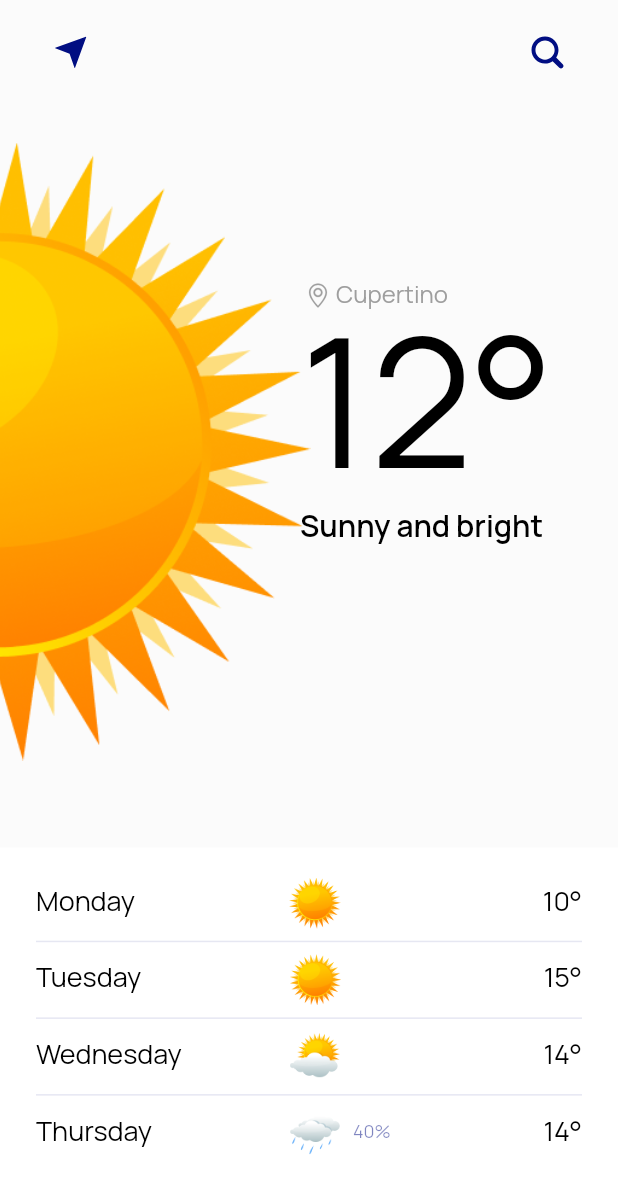
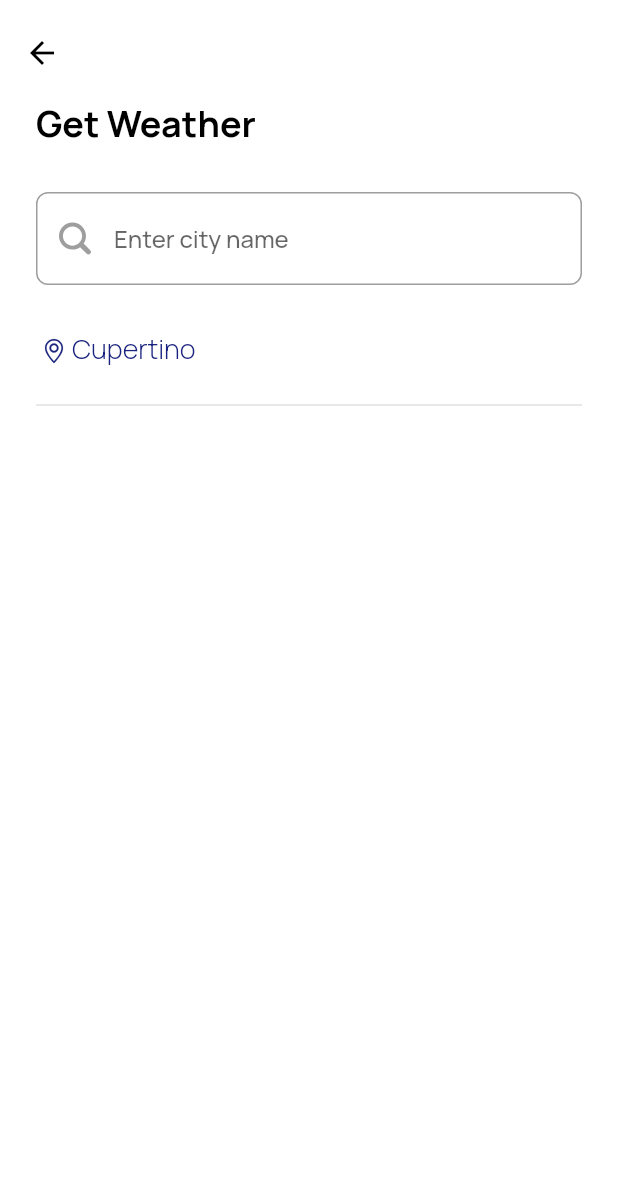
Before and after one commit to abczxd01/db_course_app, a Flutter app: the screen it shows after launch, after a tap on an icon or button, on a phone screen of 412 x 824 dp. Shown: the top 1193 px of the screen. Run offline on Flutter 3.47's test engine with Material 2 defaults, Android fonts, the phone set to English and light mode, and no system bars; our stand-ins replace flutter_svg.

Commit message:
Step 3 finish and add fixes by rivew

```diff
--- /dev/null
+++ b/lib/navigation/app_router.dart
@@ -0,0 +1,28 @@
+import 'package:flutter/material.dart';
+
+final AppRouter appRouter = AppRouter();
+
+class AppRouter {
+  Future<T?>? goTo<T extends Object?>({
+    required BuildContext context,
+    required Widget route,
+  }) {
+    return Navigator.of(
+      context,
+    ).push<T>(
+      MaterialPageRoute(
+        builder: (context) => route,
+        settings: RouteSettings(
+          name: route.runtimeType.toString(),
+        ),
+      ),
+    );
+  }
+
+  void goBack(BuildContext context) {
+    final navState = Navigator.of(context);
+    if (navState.canPop()) {
+      navState.pop();
+    }
+  }
+}
--- a/lib/presentation/home/home_page.dart
+++ b/lib/presentation/home/home_page.dart
@@ -1,8 +1,11 @@
+import 'package:db_course_app/navigation/app_router.dart';
+import 'package:db_course_app/presentation/search/search_page.dart';
+import 'package:db_course_app/resources/images.dart';
+
 import 'package:flutter/material.dart';
 import 'package:flutter/services.dart';
 import 'package:flutter_svg/flutter_svg.dart';
 
-import '../../resources/images.dart';
 import 'widgets/weather_days_list.dart';
 import 'widgets/weather_today.dart';
 
@@ -16,11 +19,22 @@ class HomePage extends StatefulWidget {
 }
 
 class _HomePageState extends State<HomePage> {
+  static const temperature = '12°';
+  static const city = 'Cupertino';
+  static const description = 'Sunny and bright';
+
   @override
   Widget build(BuildContext context) {
     return Scaffold(
       body: Column(
-        children: [WeatherToday(), WeatherDaysList()],
+        children: [
+          const WeatherToday(
+            temperature: temperature,
+            city: city,
+            description: description,
+          ),
+          WeatherDaysList()
+        ],
       ),
       appBar: AppBar(
           toolbarHeight: 70,
@@ -34,11 +48,11 @@ class _HomePageState extends State<HomePage> {
                   mainAxisAlignment: MainAxisAlignment.spaceBetween,
                   children: [
                     IconButton(
-                      onPressed: onPressed,
+                      onPressed: onPressedLocation,
                       icon: SvgPicture.asset(Images.icLocation),
                     ),
                     IconButton(
-                      onPressed: onPressed,
+                      onPressed: onPressedSearch,
                       icon: SvgPicture.asset(Images.icSearch),
                     )
                   ]),
@@ -47,5 +61,14 @@ class _HomePageState extends State<HomePage> {
     );
   }
 
-  void onPressed() {}
+  void onPressedSearch() {
+    appRouter.goTo(
+      context: context,
+      route: const SearchPage(
+        city: city,
+      ),
+    );
+  }
+
+  void onPressedLocation() {}
 }
--- a/lib/presentation/home/widgets/weather_days_list.dart
+++ b/lib/presentation/home/widgets/weather_days_list.dart
@@ -1,15 +1,10 @@
 import 'package:db_course_app/resources/images.dart';
 import 'package:flutter/material.dart';
 
-const TextStyle textStyle = TextStyle(
-  fontSize: 18,
-  fontWeight: FontWeight.w400,
+const textStylePrecipitation = TextStyle(
+  color: Color.fromRGBO(1, 14, 130, 0.5),
+  fontSize: 12,
 );
-
-const TextStyle textStylePrecipitation = TextStyle(
-    color: Color.fromRGBO(1, 14, 130, 0.5),
-    fontSize: 12,
-    fontWeight: FontWeight.w400);
 
 class WeatherListItem extends StatelessWidget {
   const WeatherListItem({
@@ -30,8 +25,8 @@ class WeatherListItem extends StatelessWidget {
   @override
   Widget build(BuildContext context) {
     return Container(
-      margin: const EdgeInsets.fromLTRB(0, 0, 0, 8),
-      padding: const EdgeInsets.fromLTRB(0, 0, 0, 8),
+      margin: const EdgeInsets.only(bottom: 8),
+      padding: const EdgeInsets.only(bottom: 8),
       decoration: BoxDecoration(
           border: !last
               ? const Border(
@@ -44,7 +39,6 @@ class WeatherListItem extends StatelessWidget {
             flex: 2,
             child: Text(
               weekDay,
-              style: textStyle,
             ),
           ),
           Expanded(
@@ -57,7 +51,7 @@ class WeatherListItem extends StatelessWidget {
                 ),
                 if (precipitation != null)
                   Padding(
-                    padding: const EdgeInsets.fromLTRB(8, 0, 0, 0),
+                    padding: const EdgeInsets.only(left: 8),
                     child: Text(
                       '$precipitation%',
                       style: textStylePrecipitation,
@@ -68,7 +62,6 @@ class WeatherListItem extends StatelessWidget {
           ),
           Text(
             temperature,
-            style: textStyle,
           ),
         ],
       ),
@@ -80,8 +73,8 @@ class WeatherDaysList extends StatelessWidget {
   @override
   Widget build(BuildContext context) {
     return Container(
-      margin: const EdgeInsets.fromLTRB(0, 20, 0, 0),
-      padding: const EdgeInsets.symmetric(vertical: 0, horizontal: 24),
+      margin: const EdgeInsets.only(top: 20),
+      padding: const EdgeInsets.symmetric(horizontal: 24),
       child: Column(children: const [
         WeatherListItem(
             temperature: '10°',
--- a/lib/presentation/home/widgets/weather_today.dart
+++ b/lib/presentation/home/widgets/weather_today.dart
@@ -1,62 +1,57 @@
+import 'package:db_course_app/resources/images.dart';
 import 'package:flutter/material.dart';
 import 'package:flutter_svg/flutter_svg.dart';
 
-import '../../../resources/images.dart';
+class WeatherToday extends StatelessWidget {
+  const WeatherToday({
+    required this.temperature,
+    required this.city,
+    required this.description,
+    Key? key,
+  }) : super(key: key);
 
-const TextStyle textStyleTemperature = TextStyle(
-  fontSize: 120,
-  fontWeight: FontWeight.w400,
-);
-
-const TextStyle textStyleCity = TextStyle(
-  color: Colors.grey,
-  fontSize: 16,
-  fontWeight: FontWeight.w400,
-);
-const TextStyle textStyleDescription = TextStyle(
-  fontSize: 20,
-  fontWeight: FontWeight.w600,
-);
-
-class WeatherToday extends StatelessWidget {
-  static const temperature = '12°';
-  static const city = 'Cupertino';
-  static const description = 'Sunny and bright';
+  final String temperature;
+  final String city;
+  final String description;
 
   @override
   Widget build(BuildContext context) {
     return Container(
       color: const Color.fromARGB(4, 0, 0, 0),
-      padding: const EdgeInsets.fromLTRB(0, 25, 0, 58),
+      padding: const EdgeInsets.only(top: 25, bottom: 58),
       child: Stack(
         children: [
           Transform.translate(
               offset: const Offset(-205, 0), child: Image.asset(Images.ic01d)),
           Padding(
-            padding: const EdgeInsets.fromLTRB(200, 90, 0, 0),
+            padding: const EdgeInsets.only(left: 200, top: 90),
             child: Column(
               crossAxisAlignment: CrossAxisAlignment.start,
               children: [
                 Row(
                   mainAxisAlignment: MainAxisAlignment.start,
+                  crossAxisAlignment: CrossAxisAlignment.center,
                   children: [
                     SvgPicture.asset(
                       Images.icGeoMark,
                       color: Colors.grey,
                     ),
-                    const Text(
+                    Text(
                       city,
-                      style: textStyleCity,
+                      style: Theme.of(context)
+                          .textTheme
+                          .bodyText2!
+                          .copyWith(color: Colors.grey),
                     ),
                   ],
                 ),
-                const Text(
+                Text(
                   temperature,
-                  style: textStyleTemperature,
+                  style: Theme.of(context).textTheme.headline1,
                 ),
-                const Text(
+                Text(
                   description,
-                  style: textStyleDescription,
+                  style: Theme.of(context).textTheme.headline3,
                 ),
               ],
             ),
--- /dev/null
+++ b/lib/presentation/search/search_page.dart
@@ -0,0 +1,64 @@
+import 'package:db_course_app/navigation/app_router.dart';
+import 'package:flutter/material.dart';
+
+import 'widgets/current_location_widget.dart';
+import 'widgets/search_text_field.dart';
+
+class SearchPage extends StatefulWidget {
+  const SearchPage({required this.city, Key? key}) : super(key: key);
+  final String city;
+
+  @override
+  State<SearchPage> createState() => _SearchPageState();
+}
+
+class _SearchPageState extends State<SearchPage> {
+  final _controller = TextEditingController();
+  final _focusNode = FocusNode();
+
+  @override
+  Widget build(BuildContext context) {
+    return Scaffold(
+      appBar: AppBar(toolbarHeight: 70),
+      body: Padding(
+        padding: const EdgeInsets.symmetric(horizontal: 24),
+        child: Column(
+          crossAxisAlignment: CrossAxisAlignment.start,
+          children: [
+            Title(
+              color: Colors.black,
+              title: 'Get Weather',
+              child: Text(
+                'Get Weather',
+                style: Theme.of(context).textTheme.headline2,
+              ),
+            ),
+            const SizedBox(
+              height: 32,
+            ),
+            SearchTextField(
+                controller: _controller,
+                focusNode: _focusNode,
+                onTap: () => setState(() {}),
+                onCloseTap: () => setState(() {
+                      _controller.clear();
+                      _focusNode.unfocus();
+                    })),
+            const SizedBox(
+              height: 32,
+            ),
+            CurrentLocationWidget(city: widget.city),
+            const Divider(
+              height: 48,
+              thickness: 1,
+            )
+          ],
+        ),
+      ),
+    );
+  }
+
+  void onPressed() {
+    appRouter.goBack(context);
+  }
+}
--- /dev/null
+++ b/lib/presentation/search/widgets/current_location_widget.dart
@@ -0,0 +1,30 @@
+import 'package:db_course_app/resources/images.dart';
+import 'package:flutter/material.dart';
+import 'package:flutter_svg/svg.dart';
+
+class CurrentLocationWidget extends StatelessWidget {
+  const CurrentLocationWidget({required this.city, Key? key}) : super(key: key);
+
+  final String city;
+
+  @override
+  Widget build(BuildContext context) {
+    return Row(
+      mainAxisAlignment: MainAxisAlignment.start,
+      crossAxisAlignment: CrossAxisAlignment.center,
+      children: [
+        SvgPicture.asset(
+          Images.icGeoMark,
+          color: Colors.indigo.shade900,
+        ),
+        Text(
+          city,
+          style: Theme.of(context)
+              .textTheme
+              .bodyText1!
+              .copyWith(color: Colors.indigo.shade900),
+        ),
+      ],
+    );
+  }
+}
--- /dev/null
+++ b/lib/presentation/search/widgets/search_text_field.dart
@@ -0,0 +1,56 @@
+import 'package:db_course_app/resources/images.dart';
+import 'package:db_course_app/theme/weather_theme.dart';
+
+import 'package:flutter/material.dart';
+import 'package:flutter_svg/svg.dart';
+
+const inputTextStyle = TextStyle(
+    color: Colors.black,
+    fontSize: 16,
+    fontWeight: FontWeight.w500,
+    fontFamily: defaultFontFamily);
+
+class SearchTextField extends StatelessWidget {
+  const SearchTextField({
+    required this.controller,
+    required this.focusNode,
+    required this.onCloseTap,
+    required this.onTap,
+    Key? key,
+  }) : super(key: key);
+
+  final TextEditingController controller;
+  final FocusNode focusNode;
+  final void Function() onCloseTap;
+  final void Function() onTap;
+
+  @override
+  Widget build(BuildContext context) {
+    return TextFormField(
+        controller: controller,
+        focusNode: focusNode,
+        onTap: onTap,
+        onEditingComplete: onCloseTap,
+        style: inputTextStyle,
+        decoration: InputDecoration(
+            hintStyle: const TextStyle(fontFamily: defaultFontFamily),
+            hintText: 'Enter city name',
+            border: OutlineInputBorder(borderRadius: BorderRadius.circular(8)),
+            prefixIconConstraints:
+                const BoxConstraints(minHeight: 16, minWidth: 16),
+            prefixIcon: Padding(
+              padding: const EdgeInsets.all(10.0),
+              child: SvgPicture.asset(
+                Images.icSearch,
+                color:
+                    focusNode.hasFocus ? Colors.indigo.shade900 : Colors.grey,
+              ),
+            ),
+            suffixIcon: focusNode.hasFocus
+                ? IconButton(
+                    onPressed: onCloseTap,
+                    icon: Image.asset(Images.icClose),
+                  )
+                : null));
+  }
+}
--- a/lib/resources/images.dart
+++ b/lib/resources/images.dart
@@ -2,6 +2,8 @@
 class Images {
   static const svgFolder = 'assets/images/svg';
   static const pngFolder = 'assets/images/png';
+
+  static const icClose = '$pngFolder/ic_close.png';
 
   //svg
   static const icSearch = '$svgFolder/ic_search.svg';
--- a/lib/theme/weather_theme.dart
+++ b/lib/theme/weather_theme.dart
@@ -2,10 +2,20 @@ import 'package:flutter/material.dart';
 
 const defaultFontFamily = 'Manrope';
 
-const defaultTextStyle = TextStyle(
+const defaultTextStyle1 = TextStyle(
   fontFamily: defaultFontFamily,
+  height: 1.1,
   color: Colors.black,
+  fontSize: 18,
+  fontWeight: FontWeight.w300,
+);
+
+const defaultTextStyle2 = TextStyle(
+  fontFamily: defaultFontFamily,
   height: 1.1,
+  color: Colors.black,
+  fontSize: 18,
+  fontWeight: FontWeight.w400,
 );
 
 class WeatherTheme {
@@ -32,8 +42,29 @@ class WeatherTheme {
         fontWeight: FontWeight.w400,
         height: 1.1,
       ),
-      bodyText2: defaultTextStyle,
-      // Дописывайте сюда остальные текстовые стили приложения которые вам могут понадобиться
+      headline2: TextStyle(
+        fontFamily: defaultFontFamily,
+        color: Colors.black,
+        fontSize: 24,
+        fontWeight: FontWeight.w700,
+        height: 1.1,
+      ),
+      headline3: TextStyle(
+        fontFamily: defaultFontFamily,
+        color: Colors.black,
+        fontSize: 20,
+        fontWeight: FontWeight.w600,
+        height: 1.1,
+      ),
+      headline4: TextStyle(
+        fontFamily: defaultFontFamily,
+        color: Colors.black,
+        fontSize: 18,
+        fontWeight: FontWeight.w600,
+        height: 1.1,
+      ),
+      bodyText1: defaultTextStyle1,
+      bodyText2: defaultTextStyle2,
     ),
   );
 }
```
